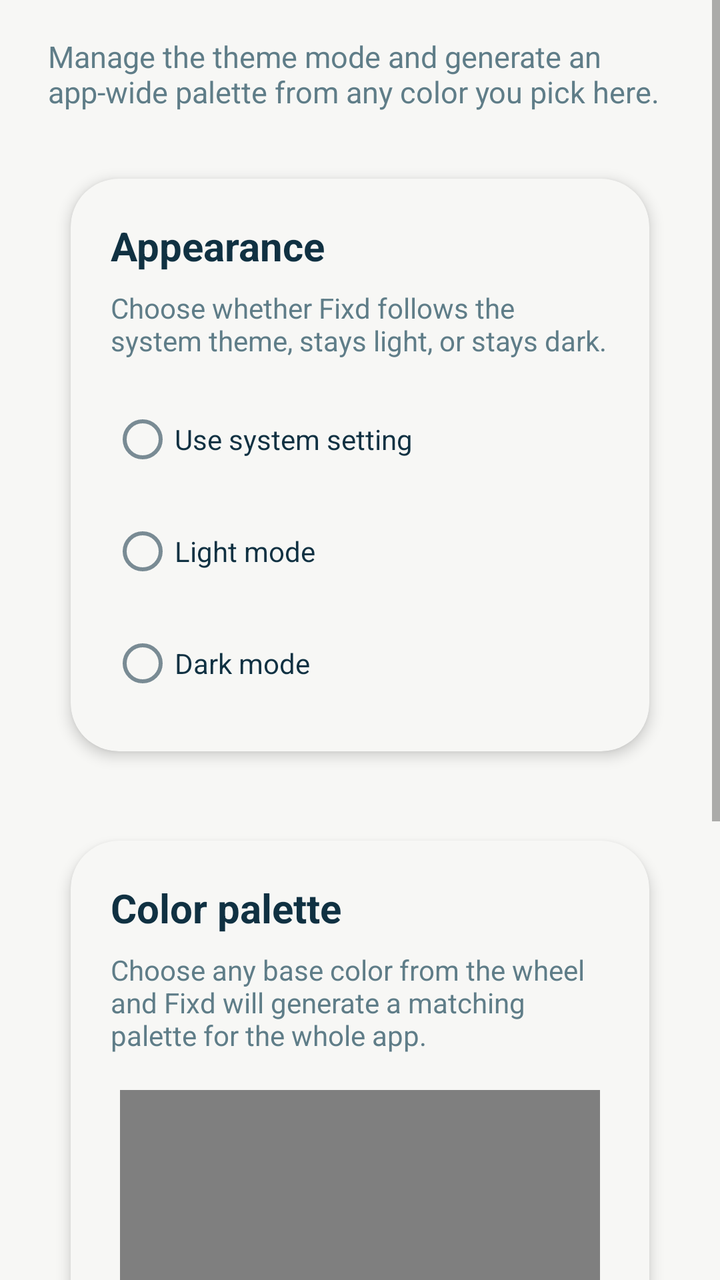
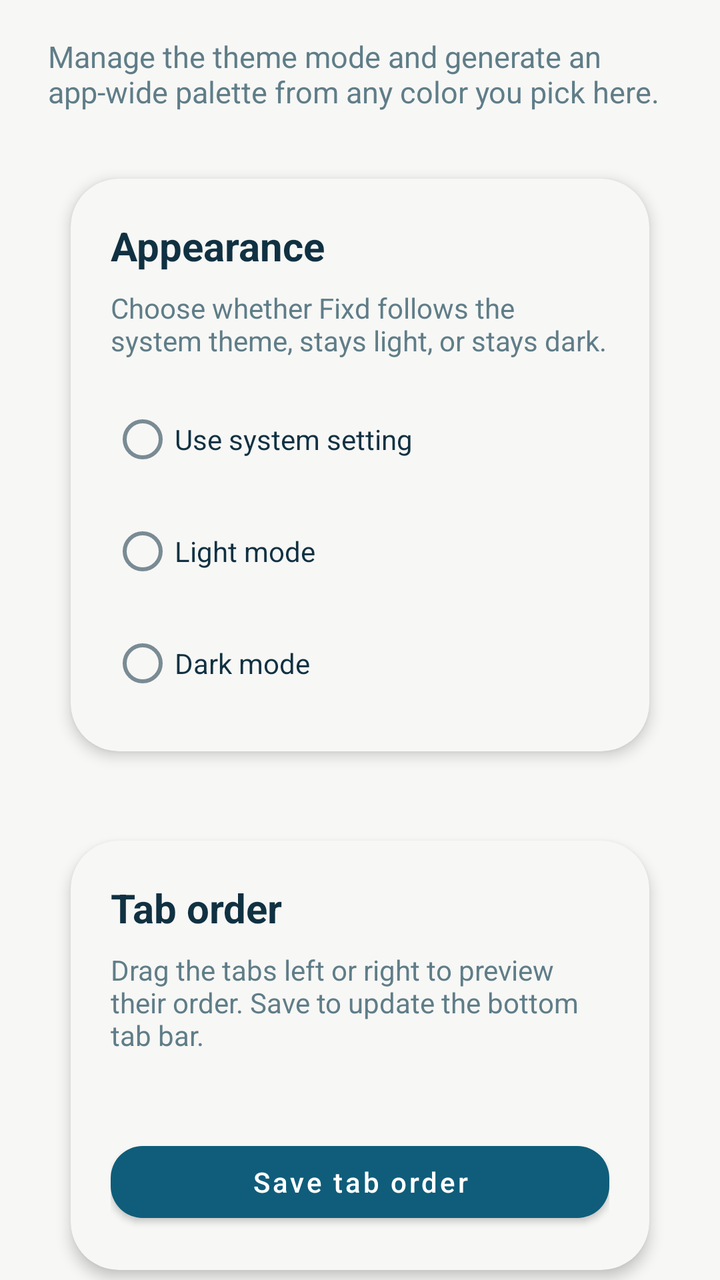

Screens rendered from an Android XML layout before and after an edit, with the pre-edit source and the edit as a unified diff.
<!-- AndroidManifest.xml: application theme Theme.Fixd -->
<!-- res/layout/fragment_settings.xml -->
<?xml version="1.0" encoding="utf-8"?>
<ScrollView xmlns:android="http://schemas.android.com/apk/res/android"
    xmlns:app="http://schemas.android.com/apk/res-auto"
    android:layout_width="match_parent"
    android:layout_height="match_parent"
    android:fillViewport="true">

    <LinearLayout
        android:layout_width="match_parent"
        android:layout_height="wrap_content"
        android:orientation="vertical"
        android:paddingStart="24dp"
        android:paddingTop="18dp"
        android:paddingEnd="24dp"
        android:paddingBottom="20dp">

        <TextView
            android:layout_width="match_parent"
            android:layout_height="wrap_content"
            android:text="@string/settings_page_body"
            android:textColor="@color/brand_text_muted"
            android:textSize="15sp" />

        <com.google.android.material.card.MaterialCardView
            style="@style/Widget.Fixd.TileCard"
            android:layout_width="match_parent"
            android:layout_height="wrap_content"
            android:layout_marginTop="20dp"
            app:shapeAppearanceOverlay="@style/ShapeAppearance.Fixd.Tile">

            <LinearLayout
                android:layout_width="match_parent"
                android:layout_height="wrap_content"
                android:orientation="vertical"
                android:padding="20dp">

                <TextView
                    android:layout_width="wrap_content"
                    android:layout_height="wrap_content"
                    android:text="@string/settings_theme_title"
                    android:textColor="@color/brand_text"
                    android:textSize="20sp"
                    android:textStyle="bold" />

                <TextView
                    android:layout_width="match_parent"
                    android:layout_height="wrap_content"
                    android:layout_marginTop="8dp"
                    android:text="@string/settings_theme_body"
                    android:textColor="@color/brand_text_muted"
                    android:textSize="14sp" />

                <RadioGroup
                    android:id="@+id/themeModeGroup"
                    android:layout_width="match_parent"
                    android:layout_height="wrap_content"
                    android:layout_marginTop="16dp">

                    <RadioButton
                        android:id="@+id/themeSystem"
                        android:layout_width="match_parent"
                        android:layout_height="wrap_content"
                        android:text="@string/settings_theme_system"
                        android:textColor="@color/brand_text" />

                    <RadioButton
                        android:id="@+id/themeLight"
                        android:layout_width="match_parent"
                        android:layout_height="wrap_content"
                        android:layout_marginTop="8dp"
                        android:text="@string/settings_theme_light"
                        android:textColor="@color/brand_text" />

                    <RadioButton
                        android:id="@+id/themeDark"
                        android:layout_width="match_parent"
                        android:layout_height="wrap_content"
                        android:layout_marginTop="8dp"
                        android:text="@string/settings_theme_dark"
                        android:textColor="@color/brand_text" />
                </RadioGroup>
            </LinearLayout>
        </com.google.android.material.card.MaterialCardView>

        <com.google.android.material.card.MaterialCardView
            style="@style/Widget.Fixd.TileCard"
            android:layout_width="match_parent"
            android:layout_height="wrap_content"
            android:layout_marginTop="18dp"
            app:shapeAppearanceOverlay="@style/ShapeAppearance.Fixd.Tile">

            <LinearLayout
                android:layout_width="match_parent"
                android:layout_height="wrap_content"
                android:orientation="vertical"
                android:padding="20dp">

                <TextView
                    android:layout_width="wrap_content"
                    android:layout_height="wrap_content"
                    android:text="@string/settings_palette_title"
                    android:textColor="@color/brand_text"
                    android:textSize="20sp"
                    android:textStyle="bold" />

                <TextView
                    android:layout_width="match_parent"
                    android:layout_height="wrap_content"
                    android:layout_marginTop="8dp"
                    android:text="@string/settings_palette_body"
                    android:textColor="@color/brand_text_muted"
                    android:textSize="14sp" />

                <com.example.fixd.ColorWheelView
                    android:id="@+id/colorWheel"
                    android:layout_width="240dp"
                    android:layout_height="240dp"
                    android:layout_gravity="center_horizontal"
                    android:layout_marginTop="18dp" />

                <TextView
                    android:id="@+id/selectedColorLabel"
                    android:layout_width="match_parent"
                    android:layout_height="wrap_content"
                    android:layout_marginTop="14dp"
                    android:gravity="center"
                    android:textColor="@color/brand_text"
                    android:textStyle="bold" />

                <LinearLayout
                    android:layout_width="match_parent"
                    android:layout_height="wrap_content"
                    android:layout_marginTop="14dp"
                    android:gravity="center"
                    android:orientation="horizontal">

                    <View
                        android:id="@+id/swatchPrimary"
                        android:layout_width="0dp"
                        android:layout_height="46dp"
                        android:layout_marginEnd="6dp"
                        android:layout_weight="1"
                        android:background="@drawable/bg_tab_card" />

                    <View
                        android:id="@+id/swatchSecondary"
                        android:layout_width="0dp"
                        android:layout_height="46dp"
                        android:layout_marginStart="6dp"
                        android:layout_marginEnd="6dp"
                        android:layout_weight="1"
                        android:background="@drawable/bg_tab_card" />

                    <View
                        android:id="@+id/swatchSurface"
                        android:layout_width="0dp"
                        android:layout_height="46dp"
                        android:layout_marginStart="6dp"
                        android:layout_marginEnd="6dp"
                        android:layout_weight="1"
                        android:background="@drawable/bg_tab_card" />

                    <View
                        android:id="@+id/swatchCard"
                        android:layout_width="0dp"
                        android:layout_height="46dp"
                        android:layout_marginStart="6dp"
                        android:layout_weight="1"
                        android:background="@drawable/bg_tab_card" />
                </LinearLayout>

                <com.google.android.material.button.MaterialButton
                    android:id="@+id/applyPaletteButton"
                    android:layout_width="match_parent"
                    android:layout_height="wrap_content"
                    android:layout_marginTop="18dp"
                    android:text="@string/settings_palette_apply" />
            </LinearLayout>
        </com.google.android.material.card.MaterialCardView>
    </LinearLayout>
</ScrollView>
<!-- resources referenced by this layout -->
<resources>
  <color name="brand_text">#103142</color>
  <color name="brand_text_muted">#5F7D88</color>
  <!-- drawable bg_tab_card (drawable) -->
  <?xml version="1.0" encoding="utf-8"?>
  <shape xmlns:android="http://schemas.android.com/apk/res/android">
      <solid android:color="@color/brand_card" />
      <corners android:radius="26dp" />
  </shape>
  <string name="settings_page_body">Manage the theme mode and generate an app-wide palette from any color you pick here.</string>
  <string name="settings_palette_apply">Apply color palette</string>
  <string name="settings_palette_body">Choose any base color from the wheel and Fixd will generate a matching palette for the whole app.</string>
  <string name="settings_palette_title">Color palette</string>
  <string name="settings_theme_body">Choose whether Fixd follows the system theme, stays light, or stays dark.</string>
  <string name="settings_theme_dark">Dark mode</string>
  <string name="settings_theme_light">Light mode</string>
  <string name="settings_theme_system">Use system setting</string>
  <string name="settings_theme_title">Appearance</string>
  <style name="ShapeAppearance.Fixd.Tile" parent="">
          <item name="cornerFamily">rounded</item>
          <item name="cornerSize">24dp</item>
      </style>
  <style name="Widget.Fixd.TileCard" parent="Widget.MaterialComponents.CardView">
          <item name="cardCornerRadius">24dp</item>
          <item name="cardElevation">4dp</item>
          <item name="cardUseCompatPadding">true</item>
          <item name="cardPreventCornerOverlap">true</item>
          <item name="strokeWidth">0dp</item>
          <item name="shapeAppearanceOverlay">@style/ShapeAppearance.Fixd.Tile</item>
      </style>
  <color name="brand_card">#FFFFFFFF</color>
  <color name="brand_primary">#0F5D7A</color>
  <color name="brand_primary_dark">#083C54</color>
  <color name="white">#FFFFFFFF</color>
  <color name="brand_secondary">#2F8FCE</color>
  <color name="brand_gradient_mid">#168AA7</color>
  <color name="brand_surface">#F7F7F5</color>
  <color name="transparent">#00000000</color>
  <style name="Widget.Fixd.Button" parent="Widget.MaterialComponents.Button">
          <item name="cornerRadius">16dp</item>
          <item name="android:textAllCaps">false</item>
          <item name="rippleColor">@color/transparent</item>
      </style>
  <style name="Widget.Fixd.TextInputEditText" parent="Widget.MaterialComponents.TextInputEditText.OutlinedBox">
          <item name="android:textColor">@color/brand_text</item>
          <item name="android:textColorHint">@color/brand_text_muted</item>
          <item name="android:textCursorDrawable">@null</item>
      </style>
  <style name="Widget.Fixd.TextInputLayout" parent="Widget.MaterialComponents.TextInputLayout.OutlinedBox">
          <item name="boxBackgroundColor">@color/brand_card</item>
          <item name="boxStrokeColor">@color/brand_accent</item>
          <item name="boxCornerRadiusTopStart">18dp</item>
          <item name="boxCornerRadiusTopEnd">18dp</item>
          <item name="boxCornerRadiusBottomStart">18dp</item>
          <item name="boxCornerRadiusBottomEnd">18dp</item>
          <item name="hintTextColor">@color/brand_text_muted</item>
          <item name="android:textColorHint">@color/brand_text_muted</item>
      </style>
  <color name="brand_accent">#79BFF0</color>
  <!-- unchanged entries left out for length: 1 -->
</resources>

<!-- the commit's change to res/layout/fragment_settings.xml (unified diff, before → after) -->
@@ -3,7 +3,8 @@
     xmlns:app="http://schemas.android.com/apk/res-auto"
     android:layout_width="match_parent"
     android:layout_height="match_parent"
-    android:fillViewport="true">
+    android:fillViewport="true"
+    android:scrollbars="none">
 
     <LinearLayout
         android:layout_width="match_parent"
@@ -98,6 +99,65 @@
                 <TextView
                     android:layout_width="wrap_content"
                     android:layout_height="wrap_content"
+                    android:text="@string/settings_tab_order_title"
+                    android:textColor="@color/brand_text"
+                    android:textSize="20sp"
+                    android:textStyle="bold" />
+
+                <TextView
+                    android:layout_width="match_parent"
+                    android:layout_height="wrap_content"
+                    android:layout_marginTop="8dp"
+                    android:text="@string/settings_tab_order_body"
+                    android:textColor="@color/brand_text_muted"
+                    android:textSize="14sp" />
+
+                <androidx.recyclerview.widget.RecyclerView
+                    android:id="@+id/tabOrderRecyclerView"
+                    android:layout_width="match_parent"
+                    android:layout_height="wrap_content"
+                    android:layout_marginTop="18dp"
+                    android:clipToPadding="false"
+                    android:overScrollMode="never"
+                    android:scrollbars="none"
+                    android:paddingEnd="8dp"
+                    android:paddingBottom="4dp" />
+
+                <TextView
+                    android:id="@+id/tabOrderEmptyText"
+                    android:layout_width="match_parent"
+                    android:layout_height="wrap_content"
+                    android:layout_marginTop="14dp"
+                    android:text="@string/settings_tab_order_empty"
+                    android:textColor="@color/brand_text_muted"
+                    android:textSize="14sp"
+                    android:visibility="gone" />
+
+                <com.google.android.material.button.MaterialButton
+                    android:id="@+id/saveTabOrderButton"
+                    android:layout_width="match_parent"
+                    android:layout_height="wrap_content"
+                    android:layout_marginTop="18dp"
+                    android:text="@string/settings_tab_order_save" />
+            </LinearLayout>
+        </com.google.android.material.card.MaterialCardView>
+
+        <com.google.android.material.card.MaterialCardView
+            style="@style/Widget.Fixd.TileCard"
+            android:layout_width="match_parent"
+            android:layout_height="wrap_content"
+            android:layout_marginTop="18dp"
+            app:shapeAppearanceOverlay="@style/ShapeAppearance.Fixd.Tile">
+
+            <LinearLayout
+                android:layout_width="match_parent"
+                android:layout_height="wrap_content"
+                android:orientation="vertical"
+                android:padding="20dp">
+
+                <TextView
+                    android:layout_width="wrap_content"
+                    android:layout_height="wrap_content"
                     android:text="@string/settings_palette_title"
                     android:textColor="@color/brand_text"
                     android:textSize="20sp"
<!-- resource entries referenced after the edit -->
@@ -12,6 +12,10 @@
   <string name="settings_palette_apply">Apply color palette</string>
   <string name="settings_palette_body">Choose any base color from the wheel and Fixd will generate a matching palette for the whole app.</string>
   <string name="settings_palette_title">Color palette</string>
+  <string name="settings_tab_order_body">Drag the tabs left or right to preview their order. Save to update the bottom tab bar.</string>
+  <string name="settings_tab_order_empty">No tabs are being displayed right now. Choose tabs to display first.</string>
+  <string name="settings_tab_order_save">Save tab order</string>
+  <string name="settings_tab_order_title">Tab order</string>
   <string name="settings_theme_body">Choose whether Fixd follows the system theme, stays light, or stays dark.</string>
   <string name="settings_theme_dark">Dark mode</string>
   <string name="settings_theme_light">Light mode</string>
